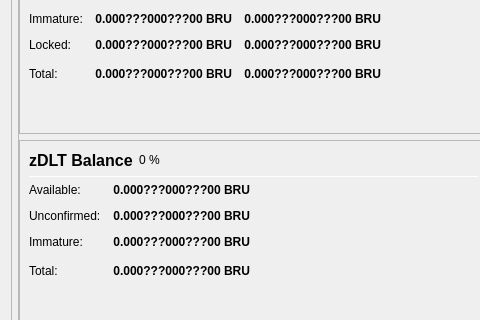
Nigho/delectrum-core, file src/qt/forms/overviewpage.ui: the form before one commit; both pictures show x 0 to 480 and y 438 to 758 of the 978 by 841 pixel window.
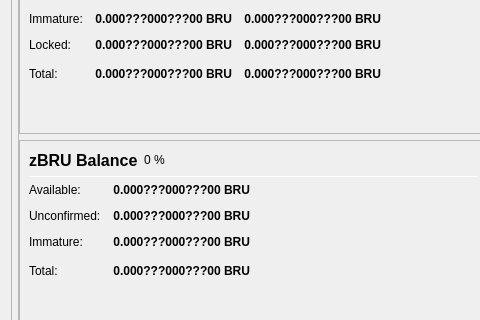
The form after the commit.

```diff
--- a/src/qt/forms/overviewpage.ui
+++ b/src/qt/forms/overviewpage.ui
@@ -852,7 +852,7 @@
                           </font>
                          </property>
                          <property name="text">
-                          <string>zDLT Balance</string>
+                          <string>zBRU Balance</string>
                          </property>
                         </widget>
                        </item>
```
Left out of the diff: 14 changed lines with no effect on the pictures.
